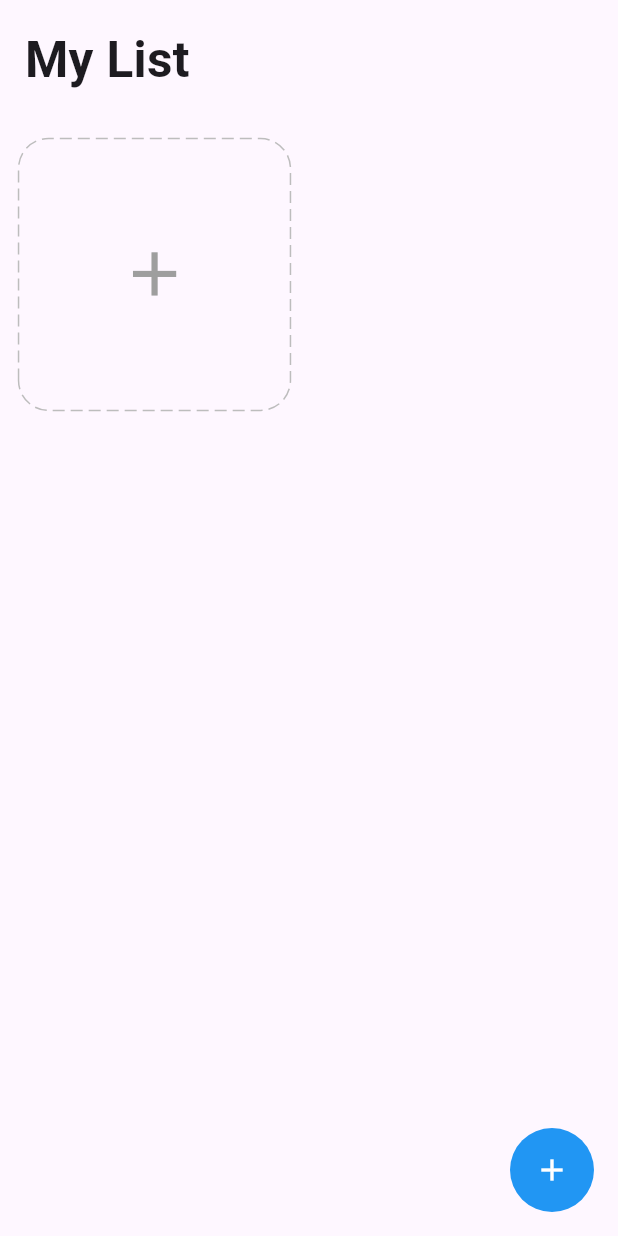
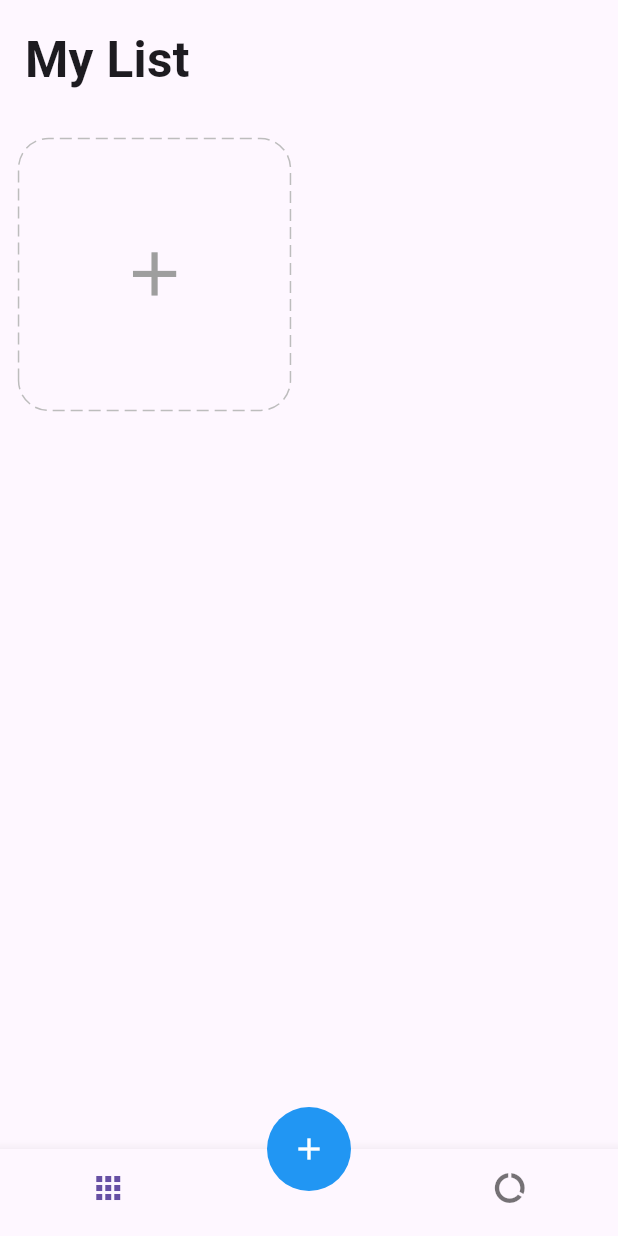
Before and after one commit to Yash-Gupta001/task_app, a Flutter app: the screen it shows after launch, on a phone screen of 412 x 824 dp. Run offline on Flutter 3.47's test engine with Material 3 defaults, Android fonts, the phone set to English and light mode, and no system bars; drawn by our look-alikes of dotted_border; our stand-ins replace equatable, flutter_easyloading, get, get_storage, google_fonts, step_progress_indicator.

Commit message:
added bottom navigationbar

```diff
--- a/lib/app/core/values/icons.dart
+++ b/lib/app/core/values/icons.dart
@@ -4,3 +4,4 @@ const movieIcon = 0xe40f; // movie
 const sportIcon = 0xe4dc; // sport
 const travelIcon = 0xe071; // travel
 const shopIcon = 0xe59c; // shop
+const foodIcon = 0xe2aa; // food
--- a/lib/app/modules/home/controller.dart
+++ b/lib/app/modules/home/controller.dart
@@ -12,6 +12,7 @@ class HomeController extends GetxController {
 
   final formKey = GlobalKey<FormState>();
   final editCtrl = TextEditingController();
+  final tabIndex = 0.obs;
   final chipIndex = 0.obs;
   final deleting = false.obs;
   final tasks = <Task>[].obs;
@@ -52,6 +53,10 @@ class HomeController extends GetxController {
   void onClose() {
     editCtrl.dispose();
     super.onClose();
+  }
+
+  void changeTabIndex(int index){
+    tabIndex.value = index;
   }
 
   void changeChipIndex(int value) {
--- a/lib/app/modules/home/view.dart
+++ b/lib/app/modules/home/view.dart
@@ -7,15 +7,19 @@ import 'package:get/get.dart';
 import 'package:task_app/app/modules/home/widgets/add_dialog.dart';
 import 'package:task_app/app/modules/home/widgets/task_card.dart';
 import 'package:task_app/app/modules/home/widgets/add_card.dart';
+import 'package:task_app/app/modules/report/view.dart';
 
 class Home extends GetView<HomeController> {
   const Home({Key? key}) : super(key: key);
 
   @override
   Widget build(BuildContext context) {
-    return SafeArea(
-      child: Scaffold(
-        body: SafeArea(
+    return Scaffold(
+      body: Obx(
+        () => IndexedStack(
+          index: controller.tabIndex.value,
+          children: [
+          SafeArea(
             child: ListView(
               children: [
                 Padding(
@@ -57,6 +61,9 @@ class Home extends GetView<HomeController> {
               ],
             ),
           ),
+          ReportPage(),
+        ]),
+      ),
       floatingActionButton: DragTarget<Task>(
         builder: (_, __, ___) {
           return Obx(
@@ -69,9 +76,8 @@ class Home extends GetView<HomeController> {
               alignment: Alignment.center,
               decoration: BoxDecoration(
                 color: controller.deleting.value ? Colors.red : Colors.blue,
-                  borderRadius: BorderRadius.circular(controller.deleting.value
-                      ? 12.0
-                      : 28.0), // Rounded corners
+                borderRadius: BorderRadius.circular(
+                    controller.deleting.value ? 12.0 : 28.0), // Rounded corners
               ),
               child: FloatingActionButton(
                 backgroundColor: Colors.transparent,
@@ -82,7 +88,7 @@ class Home extends GetView<HomeController> {
                       () => AddDialog(),
                       transition: Transition.downToUp,
                     );
-                    } else{
+                  } else {
                     EasyLoading.showInfo("create task type first");
                   }
                 },
@@ -99,8 +105,7 @@ class Home extends GetView<HomeController> {
           Get.dialog(
             AlertDialog(
               title: Text('Delete Task'),
-                content:
-                    Text('Are you sure you want to delete ${task.title} ?'),
+              content: Text('Are you sure you want to delete ${task.title} ?'),
               actions: [
                 TextButton(
                   onPressed: () {
@@ -124,6 +129,35 @@ class Home extends GetView<HomeController> {
           );
         },
       ),
+      floatingActionButtonLocation: FloatingActionButtonLocation.centerDocked,
+      bottomNavigationBar: Theme(
+        data: ThemeData(
+          splashColor: Colors.transparent,
+          highlightColor: Colors.transparent
+        ),
+        child: Obx( () => BottomNavigationBar(
+            onTap: (int index) => controller.changeTabIndex(index),
+            currentIndex: controller.tabIndex.value,
+            showSelectedLabels: false,
+            showUnselectedLabels: false,
+            items: [
+              BottomNavigationBarItem(
+                icon: Padding(
+                  padding: EdgeInsets.only(right: 15.0.wp),
+                  child: const Icon(Icons.apps),
+                ),
+                label: 'Home',
+              ),
+              BottomNavigationBarItem(
+                icon: Padding(
+                  padding: EdgeInsets.only(left: 15.0.wp),
+                  child: const Icon(Icons.data_usage),
+                ),
+                label: 'Report',
+              ),
+            ],
+          ),
+        ),
       ),
     );
   }
--- a/lib/app/modules/home/widgets/task_card.dart
+++ b/lib/app/modules/home/widgets/task_card.dart
@@ -70,7 +70,7 @@ class TaskCard extends StatelessWidget {
                       color: color,
                       size: 24,
                     )
-                  : SizedBox(), // Placeholder if icon is null
+                  : SizedBox(),
             ),
             Expanded(
               child: Padding(
--- a/lib/app/widgets/icons.dart
+++ b/lib/app/widgets/icons.dart
@@ -11,5 +11,7 @@ List<Icon> getIcons(){
   Icon(IconData(sportIcon, fontFamily: 'MaterialIcons'), color: yellow),
   Icon(IconData(travelIcon, fontFamily: 'MaterialIcons'), color: deepPink),
   Icon(IconData(shopIcon, fontFamily: 'MaterialIcons'), color: lightBlue),
+  Icon(IconData(foodIcon, fontFamily: 'MaterialIcons'), color: green),
+
  ];
 }
```
Also changed, not shown: lib/app/modules/report/view.dart (added, +16 -0 lines). Lines whose indentation alone changed are shown as unchanged.
